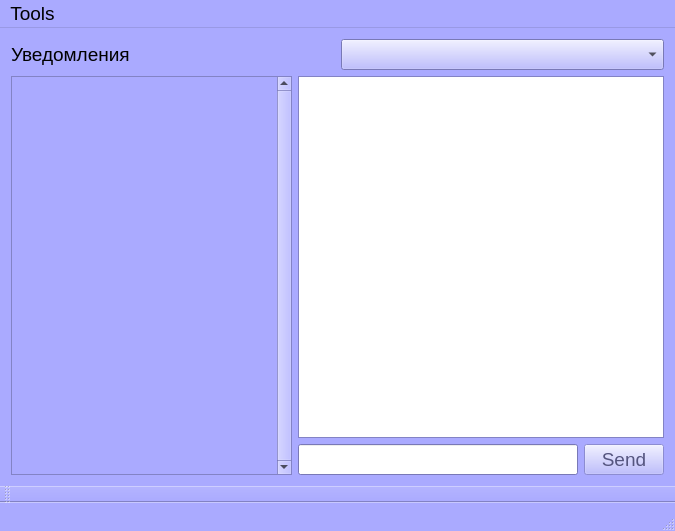
First picture: the form in mainwindow.ui, repository lozal71/shag_chat_client, before the edit.
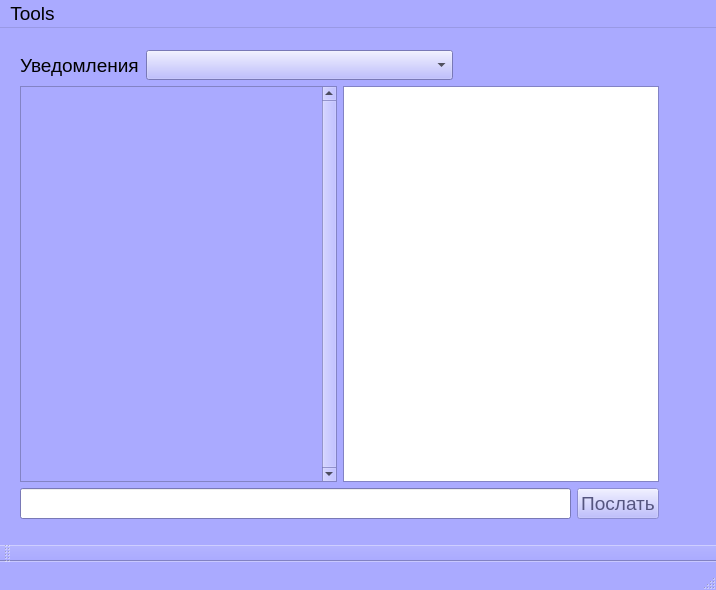
Second picture: the form after the edit.

The edit to the form file:
```diff
--- a/mainwindow.ui
+++ b/mainwindow.ui
@@ -9,8 +9,8 @@
    <rect>
     <x>0</x>
     <y>0</y>
-    <width>675</width>
-    <height>531</height>
+    <width>716</width>
+    <height>590</height>
    </rect>
   </property>
   <property name="palette">
@@ -467,25 +467,86 @@
    <bool>false</bool>
   </property>
   <widget class="QWidget" name="centralWidget">
-   <layout class="QGridLayout" name="gridLayout">
-    <item row="0" column="0" colspan="3">
-     <layout class="QHBoxLayout" name="horizontalLayout">
+   <widget class="QWidget" name="layoutWidget">
+    <property name="geometry">
+     <rect>
+      <x>9</x>
+      <y>11</y>
+      <width>661</width>
+      <height>491</height>
+     </rect>
+    </property>
+    <layout class="QVBoxLayout" name="verticalLayout_4">
+     <item>
+      <layout class="QHBoxLayout" name="hltNotify">
       <item>
        <widget class="QLabel" name="lblNotify">
+         <property name="maximumSize">
+          <size>
+           <width>120</width>
+           <height>30</height>
+          </size>
+         </property>
         <property name="text">
          <string>Уведомления</string>
         </property>
        </widget>
       </item>
       <item>
-       <widget class="QComboBox" name="cbxNotify"/>
+        <widget class="QComboBox" name="cbxNotify">
+         <property name="maximumSize">
+          <size>
+           <width>1600</width>
+           <height>30</height>
+          </size>
+         </property>
+        </widget>
       </item>
       <item>
-       <layout class="QVBoxLayout" name="vltNotify"/>
-      </item>
-     </layout>
-    </item>
-    <item row="1" column="0" rowspan="2">
+        <widget class="QWidget" name="wtNotify" native="true">
+         <property name="minimumSize">
+          <size>
+           <width>200</width>
+           <height>30</height>
+          </size>
+         </property>
+         <property name="maximumSize">
+          <size>
+           <width>200</width>
+           <height>30</height>
+          </size>
+         </property>
+         <layout class="QHBoxLayout" name="horizontalLayout_4">
+          <property name="spacing">
+           <number>0</number>
+          </property>
+          <property name="leftMargin">
+           <number>0</number>
+          </property>
+          <property name="topMargin">
+           <number>0</number>
+          </property>
+          <property name="rightMargin">
+           <number>0</number>
+          </property>
+          <property name="bottomMargin">
+           <number>0</number>
+          </property>
+          <item>
+           <layout class="QVBoxLayout" name="vtlNotify">
+            <property name="spacing">
+             <number>0</number>
+            </property>
+           </layout>
+          </item>
+         </layout>
+        </widget>
+       </item>
+      </layout>
+     </item>
+     <item>
+      <layout class="QHBoxLayout" name="hltChat">
+       <item>
      <widget class="QScrollArea" name="scrollArea">
       <property name="verticalScrollBarPolicy">
        <enum>Qt::ScrollBarAlwaysOn</enum>
@@ -501,8 +562,8 @@
         <rect>
          <x>0</x>
          <y>0</y>
-         <width>267</width>
-         <height>403</height>
+            <width>310</width>
+            <height>408</height>
         </rect>
        </property>
        <layout class="QVBoxLayout" name="verticalLayout">
@@ -553,34 +614,54 @@
       </widget>
      </widget>
     </item>
-    <item row="1" column="1" colspan="2">
+       <item>
      <widget class="QTextEdit" name="teChat">
       <property name="enabled">
        <bool>true</bool>
       </property>
      </widget>
     </item>
-    <item row="2" column="1">
-     <widget class="QLineEdit" name="leWriteMes"/>
-    </item>
-    <item row="2" column="2">
+      </layout>
+     </item>
+     <item>
+      <layout class="QHBoxLayout" name="hltMess">
+       <item>
+        <widget class="QLineEdit" name="leWriteMes">
+         <property name="maximumSize">
+          <size>
+           <width>26000</width>
+           <height>50</height>
+          </size>
+         </property>
+        </widget>
+       </item>
+       <item>
      <widget class="QPushButton" name="pbSend">
       <property name="enabled">
        <bool>false</bool>
       </property>
+         <property name="maximumSize">
+          <size>
+           <width>400</width>
+           <height>50</height>
+          </size>
+         </property>
       <property name="text">
-       <string>Send</string>
+          <string>Послать</string>
       </property>
      </widget>
     </item>
    </layout>
+     </item>
+    </layout>
+   </widget>
   </widget>
   <widget class="QMenuBar" name="menuBar">
    <property name="geometry">
     <rect>
      <x>0</x>
      <y>0</y>
-     <width>675</width>
+     <width>716</width>
      <height>30</height>
     </rect>
    </property>
```
Lines whose indentation alone changed are shown as unchanged.
